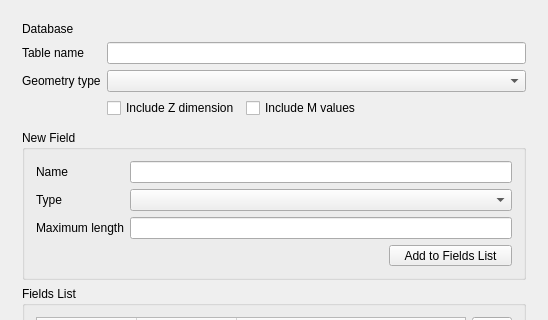
Qt form src/ui/qgsnewgeopackagelayerdialogbase.ui (qgis/QGIS) before a commit; both pictures show x 0 to 548 and y 0 to 320 of the 548 by 771 pixel window.
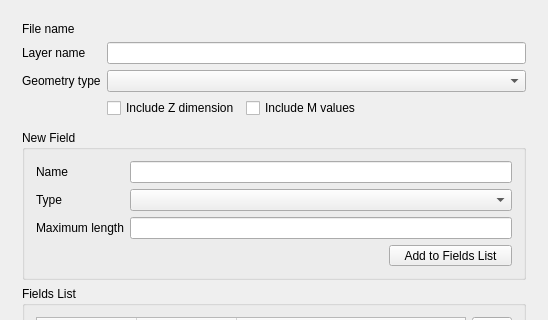
The same form after that commit. Icons and pictures are not drawn. Custom widgets are drawn as their Qt base class.

Commit message: There were renamed labels' titles Connection to File name in qgsgeopackageprojectstoragedialog.ui, Database to File name, Table name to Layer name in qgsnewgeopackagelayerdialogbase.ui. Also there were renamed labels' names and edit fields' which are relating with these labels. There was removed debuging string which was created for the test.

Diff of the .ui file:
```diff
--- a/src/ui/qgsnewgeopackagelayerdialogbase.ui
+++ b/src/ui/qgsnewgeopackagelayerdialogbase.ui
@@ -442,14 +442,14 @@
             <bool>true</bool>
            </property>
            <property name="text">
-            <string>Database</string>
+            <string>File name</string>
            </property>
           </widget>
          </item>
          <item row="1" column="0">
           <widget class="QLabel" name="mTableNameLabel">
            <property name="text">
-            <string>Table name</string>
+            <string>Layer name</string>
            </property>
            <property name="buddy">
             <cstring>mLayerIdentifierEdit</cstring>
```
Left out of the diff: 11 changed lines with no effect on the pictures. The commit also changes 4 other files.
